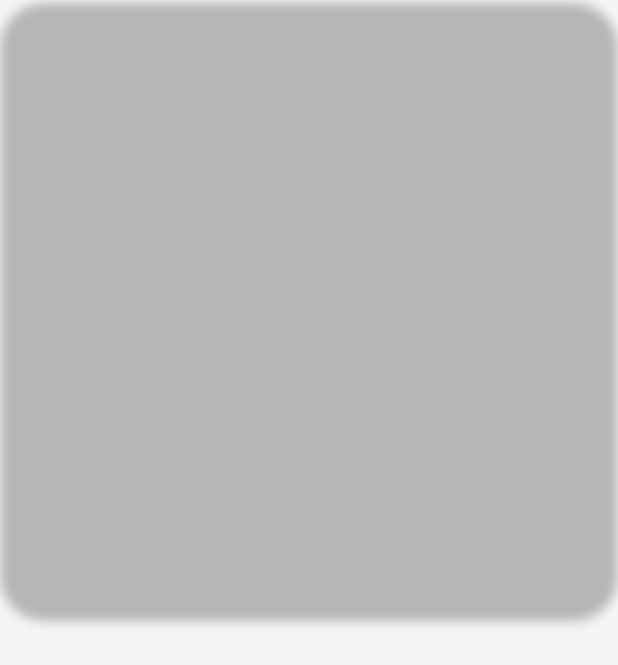
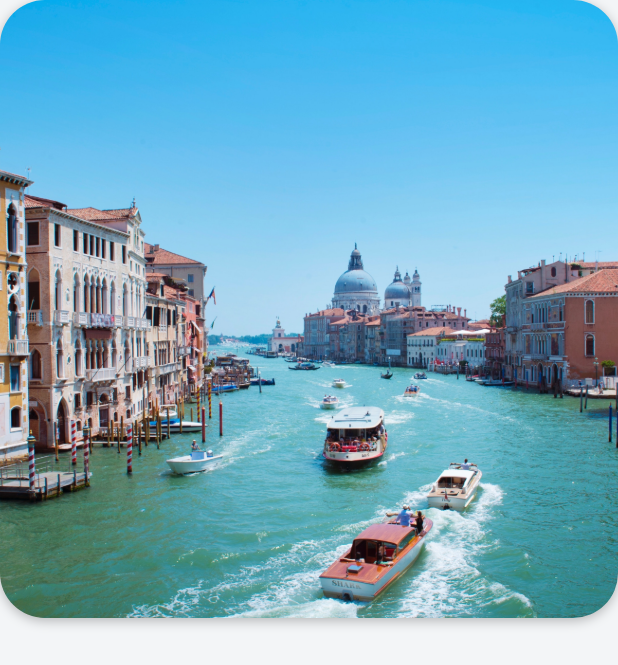
Before and after one commit to Tosin8/hooliday, a Flutter app: the screen it shows after launch, after a tap on an icon or button, on a phone screen of 412 x 824 dp. Shown: the top 665 px of the screen. Run offline on Flutter 3.47's test engine with Material 2 defaults, Android fonts, the phone set to English and light mode, and no system bars; our stand-ins replace font_awesome_flutter.

Commit message:
Update destination_screen.dart

```diff
--- a/lib/extensions/destination_screen.dart
+++ b/lib/extensions/destination_screen.dart
@@ -22,12 +22,17 @@ class _DestinationScreenState extends State<DestinationScreen> {
               height: MediaQuery.of(context).size.width,
               decoration: BoxDecoration(
                   borderRadius: BorderRadius.circular(30.0),
-                  boxShadow: [
+                  boxShadow: const [
                     BoxShadow(
                         color: Colors.black26,
                         offset: Offset(0.0, 2.0),
                         blurRadius: 6.0)
                   ]),
+              child: ClipRRect(
+                  borderRadius: BorderRadius.circular(30.0),
+                  child: Image(
+                      image: AssetImage(widget.destination.imageUrl),
+                      fit: BoxFit.cover)),
             )
           ],
         )
```
